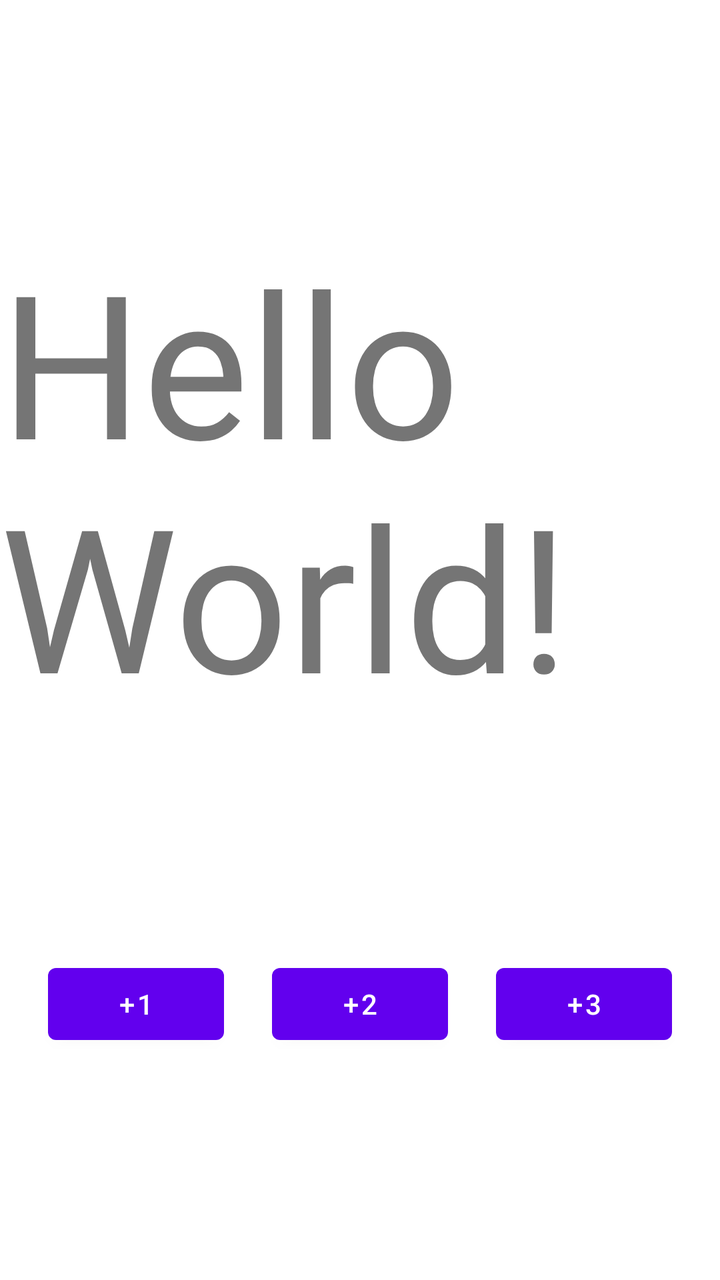
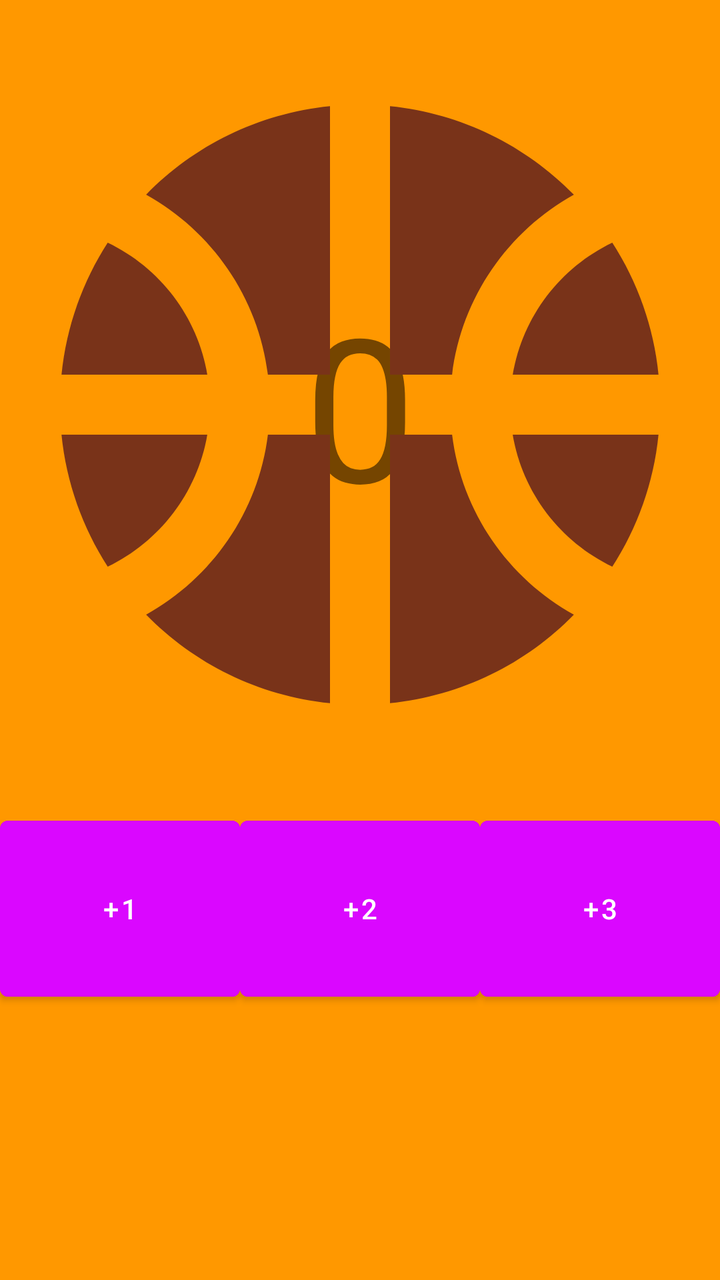

Before-and-after screenshots of an Android layout around one commit, followed by the original layout XML and the change that was made.
<!-- AndroidManifest.xml: application theme Theme.Basketball_game -->
<!-- res/layout/activity_main.xml -->
<?xml version="1.0" encoding="utf-8"?>
<androidx.constraintlayout.widget.ConstraintLayout xmlns:android="http://schemas.android.com/apk/res/android"
    xmlns:app="http://schemas.android.com/apk/res-auto"
    xmlns:tools="http://schemas.android.com/tools"
    android:layout_width="match_parent"
    android:layout_height="match_parent"
    tools:context=".MainActivity">

    <TextView
        android:id="@+id/textView"
        android:layout_width="wrap_content"
        android:layout_height="wrap_content"
        android:text="Hello World!"
        android:textSize="100dp"
        app:layout_constraintStart_toStartOf="parent"
        app:layout_constraintEnd_toEndOf="parent"
        app:layout_constraintTop_toTopOf="parent"
        app:layout_constraintBottom_toTopOf="@id/button"
        />

    <Button
        android:id="@+id/button"
        android:layout_width="wrap_content"
        android:layout_height="wrap_content"
        android:text="+1"
        app:layout_constraintStart_toStartOf="parent"
        app:layout_constraintTop_toBottomOf="@id/textView"
        app:layout_constraintEnd_toStartOf="@id/button2"
        app:layout_constraintBottom_toBottomOf="parent"
        />

    <Button
        android:id="@+id/button2"
        android:layout_width="wrap_content"
        android:layout_height="wrap_content"
        android:text="+2"
        app:layout_constraintStart_toEndOf="@id/button"
        app:layout_constraintEnd_toStartOf="@id/button3"
        app:layout_constraintTop_toTopOf="@id/button"
        />

    <Button
        android:id="@+id/button3"
        android:layout_width="wrap_content"
        android:layout_height="wrap_content"
        android:text="+3"
        app:layout_constraintStart_toEndOf="@id/button2"
        app:layout_constraintEnd_toEndOf="parent"
        app:layout_constraintTop_toTopOf="@id/button"
        />

</androidx.constraintlayout.widget.ConstraintLayout>
<!-- resources referenced by this layout -->
<resources>
  <style name="Theme.Basketball_game" parent="Theme.MaterialComponents.DayNight.DarkActionBar">
          
          <item name="colorPrimary">@color/purple_500</item>
          <item name="colorPrimaryVariant">@color/purple_700</item>
          <item name="colorOnPrimary">@color/white</item>
          
          <item name="colorSecondary">@color/teal_200</item>
          <item name="colorSecondaryVariant">@color/teal_700</item>
          <item name="colorOnSecondary">@color/black</item>
          
          <item name="android:statusBarColor">?attr/colorPrimaryVariant</item>
          
      </style>
  <color name="purple_500">#FF6200EE</color>
  <color name="purple_700">#FF3700B3</color>
  <color name="white">#FFFFFFFF</color>
  <color name="teal_200">#FF03DAC5</color>
  <color name="teal_700">#FF018786</color>
  <color name="black">#FF000000</color>
</resources>

<!-- the commit's change to res/layout/activity_main.xml (unified diff, before → after) -->
@@ -4,14 +4,26 @@
     xmlns:tools="http://schemas.android.com/tools"
     android:layout_width="match_parent"
     android:layout_height="match_parent"
+    android:background="#FF9800"
     tools:context=".MainActivity">
 
     <TextView
         android:id="@+id/textView"
         android:layout_width="wrap_content"
         android:layout_height="wrap_content"
-        android:text="Hello World!"
+        android:text="0"
         android:textSize="100dp"
+        app:layout_constraintStart_toStartOf="parent"
+        app:layout_constraintEnd_toEndOf="parent"
+        app:layout_constraintTop_toTopOf="parent"
+        app:layout_constraintBottom_toTopOf="@id/button"
+        />
+
+    <ImageView
+        android:id="@+id/imageView"
+        android:layout_width="0dp"
+        android:layout_height="0dp"
+        app:srcCompat="@drawable/obiekt_pilka"
         app:layout_constraintStart_toStartOf="parent"
         app:layout_constraintEnd_toEndOf="parent"
         app:layout_constraintTop_toTopOf="parent"
@@ -20,33 +32,36 @@
 
     <Button
         android:id="@+id/button"
-        android:layout_width="wrap_content"
-        android:layout_height="wrap_content"
+        android:layout_width="120dp"
+        android:layout_height="100dp"
         android:text="+1"
         app:layout_constraintStart_toStartOf="parent"
         app:layout_constraintTop_toBottomOf="@id/textView"
         app:layout_constraintEnd_toStartOf="@id/button2"
         app:layout_constraintBottom_toBottomOf="parent"
+        android:backgroundTint="#DA07FF"
         />
 
     <Button
         android:id="@+id/button2"
-        android:layout_width="wrap_content"
-        android:layout_height="wrap_content"
+        android:layout_width="120dp"
+        android:layout_height="100dp"
         android:text="+2"
         app:layout_constraintStart_toEndOf="@id/button"
         app:layout_constraintEnd_toStartOf="@id/button3"
         app:layout_constraintTop_toTopOf="@id/button"
+        android:backgroundTint="#DA07FF"
         />
 
     <Button
         android:id="@+id/button3"
-        android:layout_width="wrap_content"
-        android:layout_height="wrap_content"
+        android:layout_width="120dp"
+        android:layout_height="100dp"
         android:text="+3"
         app:layout_constraintStart_toEndOf="@id/button2"
         app:layout_constraintEnd_toEndOf="parent"
         app:layout_constraintTop_toTopOf="@id/button"
+        android:backgroundTint="#DA07FF"
         />
 
 </androidx.constraintlayout.widget.ConstraintLayout>
<!-- resource entries referenced after the edit -->
@@ -1,5 +1,18 @@
 <!-- resources referenced by this layout -->
 <resources>
+  <!-- drawable obiekt_pilka (drawable) -->
+  <vector android:height="24dp" android:tint="#793319"
+      android:viewportHeight="24" android:viewportWidth="24"
+      android:width="24dp" xmlns:android="http://schemas.android.com/apk/res/android">
+      <path android:fillColor="@android:color/white" android:pathData="M17.09,11h4.86c-0.16,-1.61 -0.71,-3.11 -1.54,-4.4C18.68,7.43 17.42,9.05 17.09,11z"/>
+      <path android:fillColor="@android:color/white" android:pathData="M6.91,11C6.58,9.05 5.32,7.43 3.59,6.6C2.76,7.89 2.21,9.39 2.05,11H6.91z"/>
+      <path android:fillColor="@android:color/white" android:pathData="M15.07,11c0.32,-2.59 1.88,-4.79 4.06,-6c-1.6,-1.63 -3.74,-2.71 -6.13,-2.95V11H15.07z"/>
+      <path android:fillColor="@android:color/white" android:pathData="M8.93,11H11V2.05C8.61,2.29 6.46,3.37 4.87,5C7.05,6.21 8.61,8.41 8.93,11z"/>
+      <path android:fillColor="@android:color/white" android:pathData="M15.07,13H13v8.95c2.39,-0.24 4.54,-1.32 6.13,-2.95C16.95,17.79 15.39,15.59 15.07,13z"/>
+      <path android:fillColor="@android:color/white" android:pathData="M3.59,17.4c1.72,-0.83 2.99,-2.46 3.32,-4.4H2.05C2.21,14.61 2.76,16.11 3.59,17.4z"/>
+      <path android:fillColor="@android:color/white" android:pathData="M17.09,13c0.33,1.95 1.59,3.57 3.32,4.4c0.83,-1.29 1.38,-2.79 1.54,-4.4H17.09z"/>
+      <path android:fillColor="@android:color/white" android:pathData="M8.93,13c-0.32,2.59 -1.88,4.79 -4.06,6c1.6,1.63 3.74,2.71 6.13,2.95V13H8.93z"/>
+  </vector>
   <style name="Theme.Basketball_game" parent="Theme.MaterialComponents.DayNight.DarkActionBar">
           
           <item name="colorPrimary">@color/purple_500</item>
